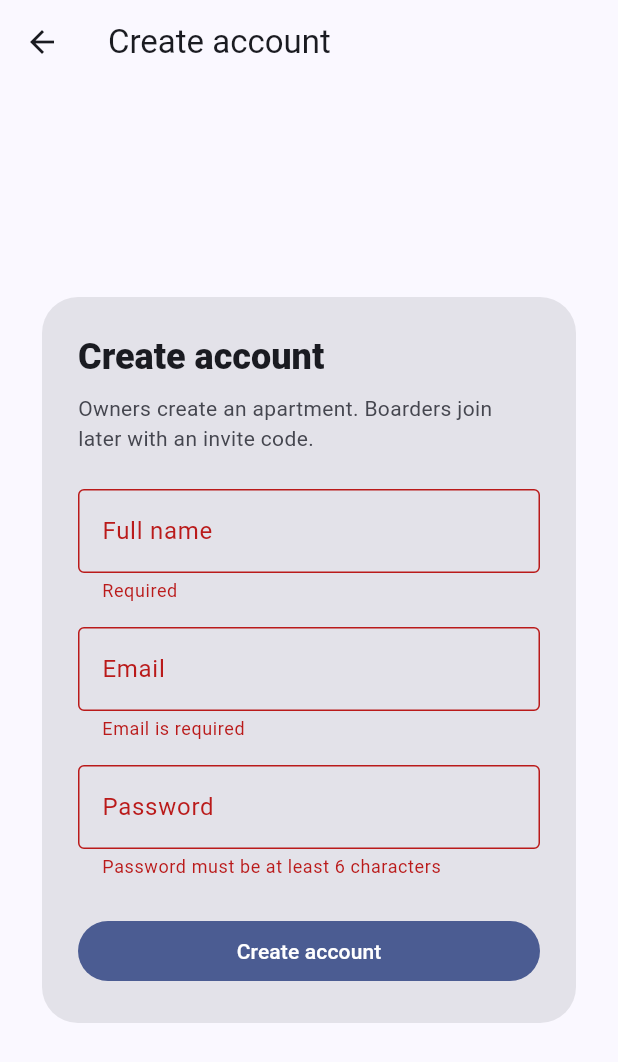
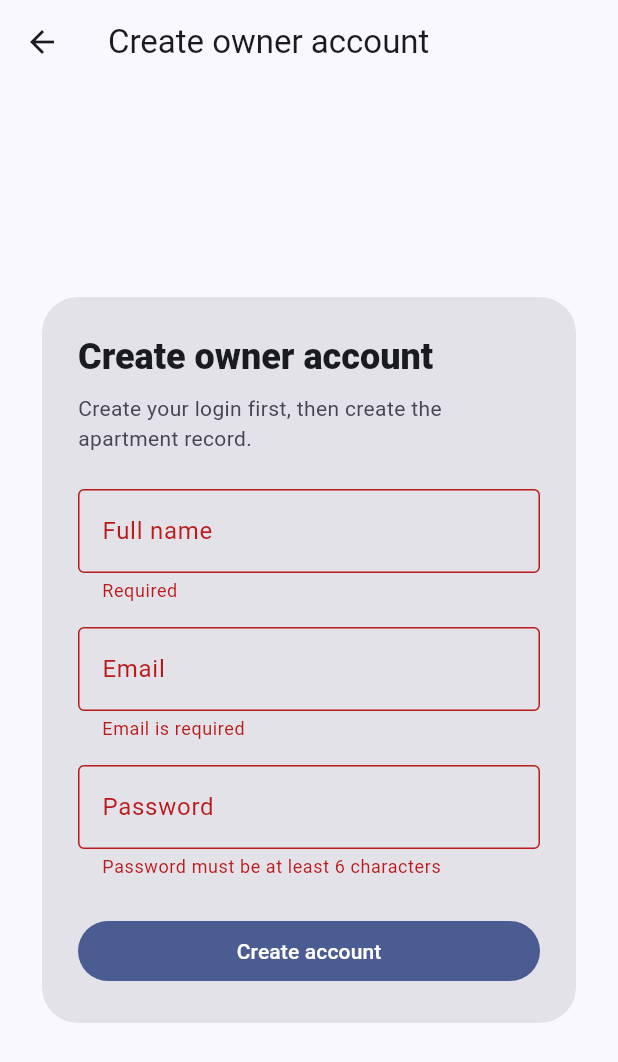
Before and after one commit to CL4-Bisk/secret-repo, a Flutter app: the SignUpScreen screen opened by its route, after a tap on "Create account", on a phone screen of 412 x 824 dp. Shown: the top 1062 px of the screen. Run offline on Flutter 3.47's test engine with Material 3 defaults, Android fonts, the light colour scheme and no system bars; our stand-ins replace flutter_riverpod, go_router, supabase_flutter; accounts and stored records are empty; statements that could not run were skipped.

```diff
--- a/lib/features/auth/auth_screen.dart
+++ b/lib/features/auth/auth_screen.dart
@@ -20,16 +20,22 @@ class SignInScreen extends StatelessWidget {
 }
 
 class SignUpScreen extends StatelessWidget {
-  const SignUpScreen({super.key});
+  const SignUpScreen({required this.intendedRole, super.key});
+
+  final AuthIntendedRole intendedRole;
 
   @override
   Widget build(BuildContext context) {
-    return const AuthScaffold(
-      title: 'Create account',
-      subtitle:
-          'Owners create an apartment. Boarders join later with an invite code.',
+    final isOwner = intendedRole == AuthIntendedRole.owner;
+
+    return AuthScaffold(
+      title: isOwner ? 'Create owner account' : 'Create boarder account',
+      subtitle: isOwner
+          ? 'Create your login first, then create the apartment record.'
+          : 'Create your login first, then join with the owner invite code.',
       submitLabel: 'Create account',
       mode: AuthFormMode.signUp,
+      intendedRole: intendedRole,
     );
   }
 }
@@ -42,6 +48,7 @@ class AuthScaffold extends ConsumerStatefulWidget {
     required this.subtitle,
     required this.submitLabel,
     required this.mode,
+    this.intendedRole,
     super.key,
   });
 
@@ -49,6 +56,7 @@ class AuthScaffold extends ConsumerStatefulWidget {
   final String subtitle;
   final String submitLabel;
   final AuthFormMode mode;
+  final AuthIntendedRole? intendedRole;
 
   @override
   ConsumerState<AuthScaffold> createState() => _AuthScaffoldState();
@@ -83,10 +91,16 @@ class _AuthScaffoldState extends ConsumerState<AuthScaffold> {
       final repository = ref.read(authRepositoryProvider);
 
       if (_isSignUp) {
-        await repository.signUpOwner(
+        final intendedRole = widget.intendedRole;
+        if (intendedRole == null) {
+          throw StateError('Choose owner or boarder signup first.');
+        }
+
+        await repository.signUp(
           fullName: _fullNameController.text,
           email: _emailController.text,
           password: _passwordController.text,
+          intendedRole: intendedRole,
         );
       } else {
         await repository.signIn(
--- a/lib/features/dashboard/dashboard_repository.dart
+++ b/lib/features/dashboard/dashboard_repository.dart
@@ -64,6 +64,7 @@ class DashboardRepository implements DashboardRepositoryContract {
         .select('id, full_name')
         .eq('id', userId)
         .maybeSingle();
+    final intendedRole = authRepository.currentUserIntendedRole;
 
     final membership = await client
         .from('memberships')
@@ -89,6 +90,7 @@ class DashboardRepository implements DashboardRepositoryContract {
     return DashboardSummary(
       displayName: _readString(profile, 'full_name') ?? email,
       email: email,
+      intendedRole: intendedRole,
       membership: activeMembership,
       boarders: boarders,
       dues: dues,
@@ -514,6 +516,7 @@ class DashboardSummary {
   const DashboardSummary({
     required this.displayName,
     required this.email,
+    this.intendedRole,
     this.membership,
     this.boarders = const [],
     this.dues = const [],
@@ -521,6 +524,7 @@ class DashboardSummary {
 
   final String displayName;
   final String email;
+  final AuthIntendedRole? intendedRole;
   final DashboardMembership? membership;
   final List<DashboardBoarder> boarders;
   final List<DashboardDue> dues;
@@ -528,12 +532,29 @@ class DashboardSummary {
   String get primaryIdentityLabel =>
       displayName.isNotEmpty ? displayName : email;
 
-  String get roleLabel => membership?.roleLabel ?? 'Setup needed';
+  String get roleLabel {
+    final activeMembership = membership;
+    if (activeMembership != null) {
+      return activeMembership.roleLabel;
+    }
+
+    return switch (intendedRole) {
+      AuthIntendedRole.owner => 'Owner setup needed',
+      AuthIntendedRole.boarder => 'Boarder setup needed',
+      null => 'Setup needed',
+    };
+  }
 
   String get roleDescription {
     final activeMembership = membership;
     if (activeMembership == null) {
-      return 'Create or join an apartment before tracking dues.';
+      return switch (intendedRole) {
+        AuthIntendedRole.owner =>
+          'Create your apartment before inviting boarders.',
+        AuthIntendedRole.boarder =>
+          'Join your apartment with the owner invite code.',
+        null => 'This account has no saved owner or boarder role.',
+      };
     }
 
     return activeMembership.isOwner
@@ -548,7 +569,14 @@ class DashboardSummary {
 
   String get apartmentDescription {
     if (membership == null) {
-      return 'Join with an invite code or open owner setup if you manage the apartment.';
+      return switch (intendedRole) {
+        AuthIntendedRole.owner =>
+          'Create the apartment record for your account.',
+        AuthIntendedRole.boarder =>
+          'Join with the invite code from your owner.',
+        null =>
+          'Sign out and use the correct signup path, or update this user role metadata.',
+      };
     }
 
     return 'This is the apartment connected to your account.';
--- a/lib/main.dart
+++ b/lib/main.dart
@@ -33,7 +33,7 @@ final _routerProvider = Provider.family<GoRouter, String>((
     refreshListenable: routerRefresh,
     redirect: (context, state) {
       final path = state.uri.path;
-      final isAuthRoute = path == '/sign-in' || path == '/sign-up';
+      final isAuthRoute = path == '/sign-in' || path.startsWith('/sign-up');
       final isProtectedRoute = path == '/dashboard';
 
       if (!authRepository.isSignedIn && isProtectedRoute) {
@@ -54,7 +54,18 @@ final _routerProvider = Provider.family<GoRouter, String>((
       ),
       GoRoute(
         path: '/sign-up',
-        builder: (context, state) => const SignUpScreen(),
+        builder: (context, state) =>
+            const SignUpScreen(intendedRole: AuthIntendedRole.owner),
+      ),
+      GoRoute(
+        path: '/sign-up/owner',
+        builder: (context, state) =>
+            const SignUpScreen(intendedRole: AuthIntendedRole.owner),
+      ),
+      GoRoute(
+        path: '/sign-up/boarder',
+        builder: (context, state) =>
+            const SignUpScreen(intendedRole: AuthIntendedRole.boarder),
       ),
       GoRoute(
         path: '/dashboard',
@@ -197,12 +208,12 @@ class _LandingContent extends StatelessWidget {
           children: [
             FilledButton(
               key: const Key('landing-owner-sign-up-button'),
-              onPressed: () => context.go('/sign-up'),
+              onPressed: () => context.go('/sign-up/owner'),
               child: const Text('Create owner account'),
             ),
             FilledButton.tonal(
               key: const Key('landing-boarder-sign-up-button'),
-              onPressed: () => context.go('/sign-up'),
+              onPressed: () => context.go('/sign-up/boarder'),
               child: const Text('Create boarder account'),
             ),
             OutlinedButton(
```
Also changed, not shown: lib/features/auth/auth_repository.dart (+46 -6 lines), lib/features/dashboard/dashboard_screen.dart (+63 -62 lines).
